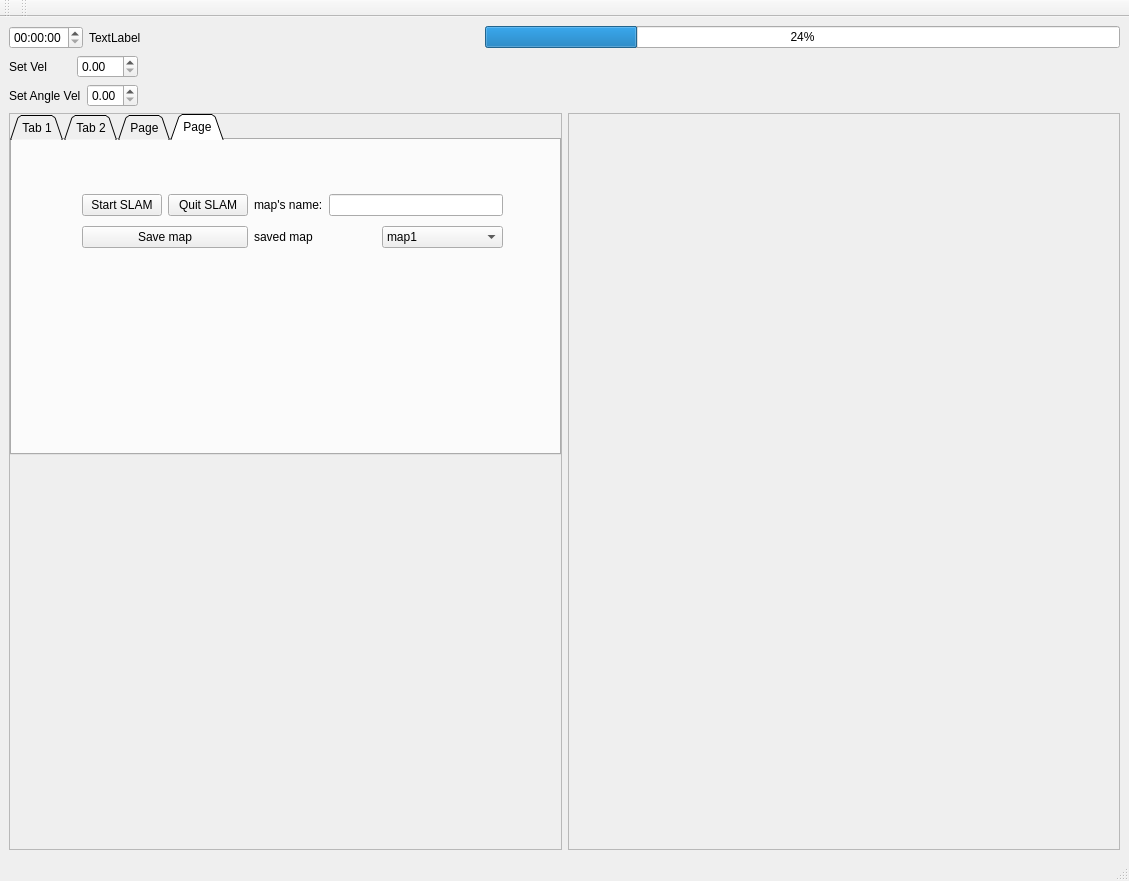
Qt form src/gui_agv/ui/mainwindow.ui (theanh250703/gui_rviz2_qt5) before a commit.
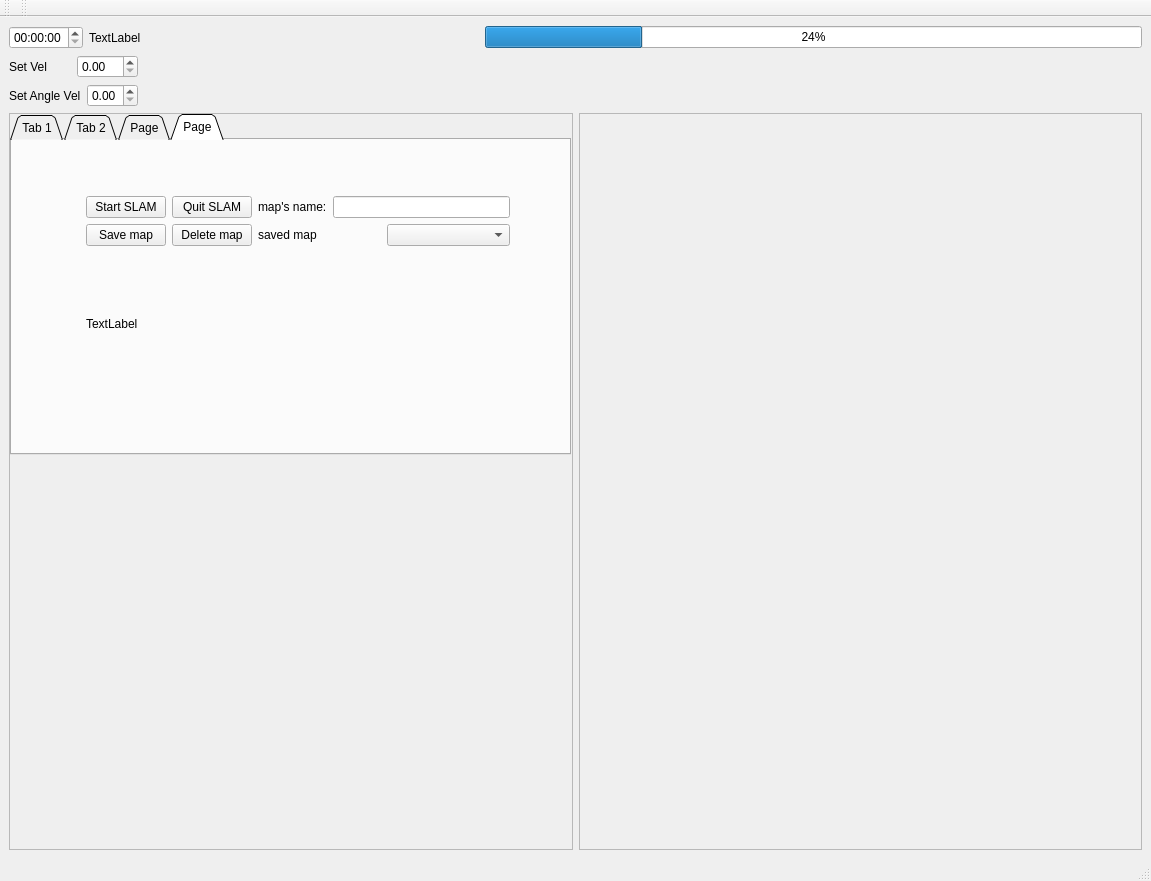
The same form after that commit. The open tabs and pages were chosen to show the change.

What changed in the file:
```diff
--- a/src/gui_agv/ui/mainwindow.ui
+++ b/src/gui_agv/ui/mainwindow.ui
@@ -6,7 +6,7 @@
    <rect>
     <x>0</x>
     <y>0</y>
-    <width>1129</width>
+    <width>1151</width>
     <height>881</height>
    </rect>
   </property>
@@ -137,7 +137,7 @@
               <rect>
                <x>0</x>
                <y>0</y>
-               <width>547</width>
+               <width>558</width>
                <height>672</height>
               </rect>
              </property>
@@ -146,7 +146,7 @@
                <rect>
                 <x>0</x>
                 <y>0</y>
-                <width>551</width>
+                <width>561</width>
                 <height>341</height>
                </rect>
               </property>
@@ -584,15 +584,17 @@
                <widget class="QWidget" name="">
                 <property name="geometry">
                  <rect>
-                  <x>70</x>
-                  <y>50</y>
-                  <width>421</width>
-                  <height>64</height>
+                  <x>74</x>
+                  <y>56</y>
+                  <width>424</width>
+                  <height>135</height>
                  </rect>
                 </property>
-                <layout class="QHBoxLayout" name="horizontalLayout_22">
+                <layout class="QVBoxLayout" name="verticalLayout_19">
                  <item>
-                  <layout class="QVBoxLayout" name="verticalLayout_16">
+                  <layout class="QHBoxLayout" name="horizontalLayout_23">
+                   <item>
+                    <layout class="QVBoxLayout" name="verticalLayout_18">
                    <item>
                     <layout class="QHBoxLayout" name="horizontalLayout_19">
                      <item>
@@ -612,16 +614,27 @@
                     </layout>
                    </item>
                    <item>
+                      <layout class="QHBoxLayout" name="horizontalLayout_22">
+                       <item>
                     <widget class="QPushButton" name="pushButton_25">
                      <property name="text">
                       <string>Save map</string>
                      </property>
                     </widget>
                    </item>
-                  </layout>
-                 </item>
+                       <item>
+                        <widget class="QPushButton" name="pushButton_26">
+                         <property name="text">
+                          <string>Delete map</string>
+                         </property>
+                        </widget>
+                       </item>
+                      </layout>
+                     </item>
+                    </layout>
+                   </item>
                  <item>
-                  <layout class="QVBoxLayout" name="verticalLayout_18">
+                    <layout class="QVBoxLayout" name="verticalLayout_16">
                    <item>
                     <layout class="QHBoxLayout" name="horizontalLayout_20">
                      <item>
@@ -647,6 +660,11 @@
                      </item>
                      <item>
                       <widget class="QComboBox" name="comboBox_3">
+                         <item>
+                          <property name="text">
+                           <string/>
+                          </property>
+                         </item>
                        <item>
                         <property name="text">
                          <string>map1</string>
@@ -667,6 +685,28 @@
                     </layout>
                    </item>
                   </layout>
+                   </item>
+                  </layout>
+                 </item>
+                 <item>
+                  <spacer name="verticalSpacer_4">
+                   <property name="orientation">
+                    <enum>Qt::Vertical</enum>
+                   </property>
+                   <property name="sizeHint" stdset="0">
+                    <size>
+                     <width>188</width>
+                     <height>40</height>
+                    </size>
+                   </property>
+                  </spacer>
+                 </item>
+                 <item>
+                  <widget class="QLabel" name="label_10">
+                   <property name="text">
+                    <string>TextLabel</string>
+                   </property>
+                  </widget>
                  </item>
                 </layout>
                </widget>
@@ -687,7 +727,7 @@
             <rect>
              <x>0</x>
              <y>0</y>
-             <width>548</width>
+             <width>559</width>
              <height>674</height>
             </rect>
            </property>
```
Left out of the diff: 8 changed lines with no effect on the pictures. Lines whose indentation alone changed are shown as unchanged.
